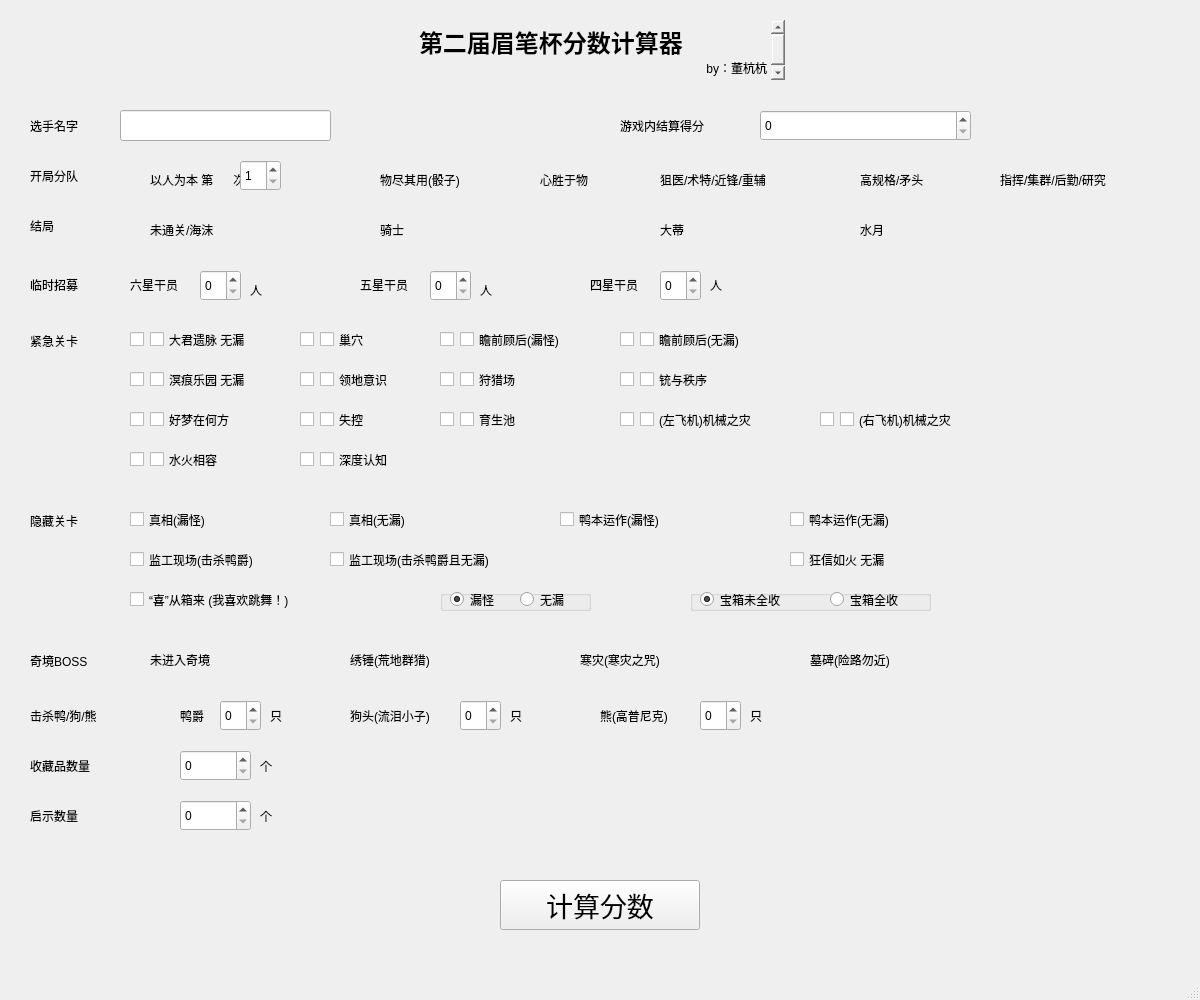
This is code/login.ui in SYadda/Arknights_Roguelike_Mizuki_Calculator as Qt 5 draws it before an edit. The edited form follows.
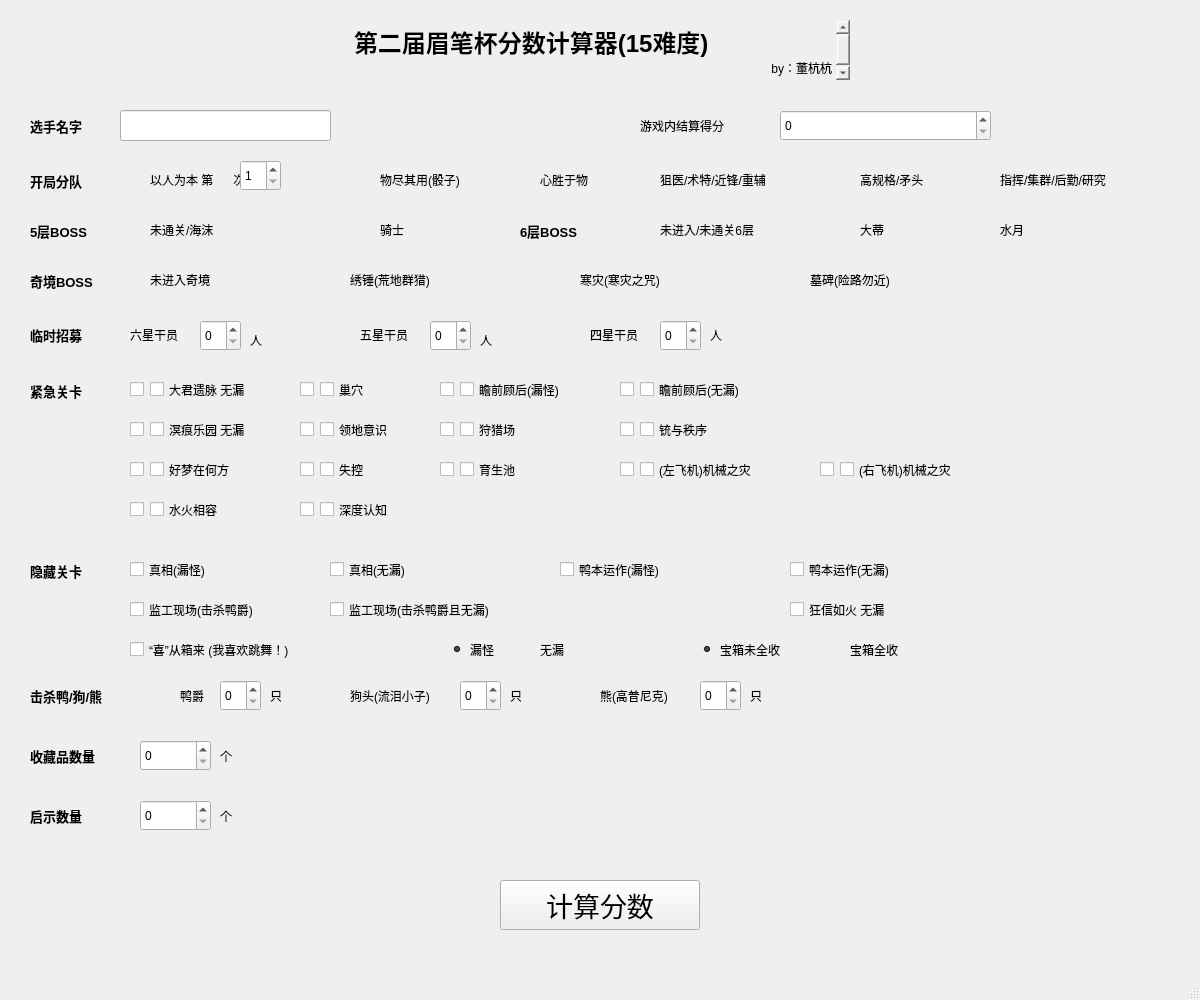
This is the edited form.

Commit message: 1.1版 添加6层BOSS“未通过”按钮

The edit to the form file:
```diff
--- a/code/login.ui
+++ b/code/login.ui
@@ -48,7 +48,7 @@
    <widget class="QLabel" name="label">
     <property name="geometry">
      <rect>
-      <x>620</x>
+      <x>640</x>
       <y>110</y>
       <width>111</width>
       <height>31</height>
@@ -62,11 +62,18 @@
     <property name="geometry">
      <rect>
       <x>30</x>
-      <y>160</y>
+      <y>170</y>
       <width>71</width>
-      <height>31</height>
+      <height>21</height>
      </rect>
     </property>
+    <property name="font">
+     <font>
+      <pointsize>10</pointsize>
+      <weight>75</weight>
+      <bold>true</bold>
+     </font>
+    </property>
     <property name="text">
      <string>开局分队</string>
     </property>
@@ -105,13 +112,20 @@
     <property name="geometry">
      <rect>
       <x>30</x>
-      <y>210</y>
+      <y>220</y>
       <width>71</width>
-      <height>31</height>
+      <height>21</height>
      </rect>
     </property>
+    <property name="font">
+     <font>
+      <pointsize>10</pointsize>
+      <weight>75</weight>
+      <bold>true</bold>
+     </font>
+    </property>
     <property name="text">
-     <string>结局</string>
+     <string>5层BOSS</string>
     </property>
    </widget>
    <widget class="QGroupBox" name="groupBox">
@@ -259,6 +273,13 @@
       <height>31</height>
      </rect>
     </property>
+    <property name="font">
+     <font>
+      <pointsize>10</pointsize>
+      <weight>75</weight>
+      <bold>true</bold>
+     </font>
+    </property>
     <property name="text">
      <string>选手名字</string>
     </property>
@@ -276,9 +297,9 @@
    <widget class="QTextBrowser" name="textBrowser">
     <property name="geometry">
      <rect>
-      <x>415</x>
+      <x>350</x>
       <y>20</y>
-      <width>370</width>
+      <width>500</width>
       <height>60</height>
      </rect>
     </property>
@@ -290,7 +311,7 @@
 &lt;html&gt;&lt;head&gt;&lt;meta name=&quot;qrichtext&quot; content=&quot;1&quot; /&gt;&lt;style type=&quot;text/css&quot;&gt;
 p, li { white-space: pre-wrap; }
 &lt;/style&gt;&lt;/head&gt;&lt;body style=&quot; font-family:'SimSun'; font-size:9pt; font-weight:400; font-style:normal;&quot;&gt;
-&lt;p style=&quot; margin-top:0px; margin-bottom:0px; margin-left:0px; margin-right:0px; -qt-block-indent:0; text-indent:0px;&quot;&gt;&lt;span style=&quot; font-size:18pt; font-weight:600;&quot;&gt;第二届眉笔杯分数计算器&lt;/span&gt;&lt;/p&gt;
+&lt;p style=&quot; margin-top:0px; margin-bottom:0px; margin-left:0px; margin-right:0px; -qt-block-indent:0; text-indent:0px;&quot;&gt;&lt;span style=&quot; font-size:18pt; font-weight:600;&quot;&gt;第二届眉笔杯分数计算器(15难度)&lt;/span&gt;&lt;/p&gt;
 &lt;p align=&quot;right&quot; style=&quot; margin-top:0px; margin-bottom:0px; margin-left:0px; margin-right:0px; -qt-block-indent:0; text-indent:0px;&quot;&gt;by：董杭杭&lt;/p&gt;&lt;/body&gt;&lt;/html&gt;</string>
     </property>
    </widget>
@@ -298,11 +319,18 @@
     <property name="geometry">
      <rect>
       <x>30</x>
-      <y>269</y>
+      <y>319</y>
       <width>71</width>
       <height>31</height>
      </rect>
     </property>
+    <property name="font">
+     <font>
+      <pointsize>10</pointsize>
+      <weight>75</weight>
+      <bold>true</bold>
+     </font>
+    </property>
     <property name="text">
      <string>临时招募</string>
     </property>
@@ -311,7 +339,7 @@
     <property name="geometry">
      <rect>
       <x>130</x>
-      <y>269</y>
+      <y>319</y>
       <width>71</width>
       <height>31</height>
      </rect>
@@ -324,7 +352,7 @@
     <property name="geometry">
      <rect>
       <x>250</x>
-      <y>279</y>
+      <y>329</y>
       <width>21</width>
       <height>21</height>
      </rect>
@@ -337,7 +365,7 @@
     <property name="geometry">
      <rect>
       <x>480</x>
-      <y>279</y>
+      <y>329</y>
       <width>21</width>
       <height>21</height>
      </rect>
@@ -350,7 +378,7 @@
     <property name="geometry">
      <rect>
       <x>360</x>
-      <y>269</y>
+      <y>319</y>
       <width>71</width>
       <height>31</height>
      </rect>
@@ -363,7 +391,7 @@
     <property name="geometry">
      <rect>
       <x>590</x>
-      <y>269</y>
+      <y>319</y>
       <width>71</width>
       <height>31</height>
      </rect>
@@ -376,7 +404,7 @@
     <property name="geometry">
      <rect>
       <x>710</x>
-      <y>269</y>
+      <y>319</y>
       <width>21</width>
       <height>31</height>
      </rect>
@@ -389,11 +417,18 @@
     <property name="geometry">
      <rect>
       <x>30</x>
-      <y>330</y>
+      <y>380</y>
       <width>71</width>
       <height>21</height>
      </rect>
     </property>
+    <property name="font">
+     <font>
+      <pointsize>10</pointsize>
+      <weight>75</weight>
+      <bold>true</bold>
+     </font>
+    </property>
     <property name="text">
      <string>紧急关卡</string>
     </property>
@@ -402,7 +437,7 @@
     <property name="geometry">
      <rect>
       <x>130</x>
-      <y>330</y>
+      <y>380</y>
       <width>21</width>
       <height>19</height>
      </rect>
@@ -418,7 +453,7 @@
     <property name="geometry">
      <rect>
       <x>150</x>
-      <y>330</y>
+      <y>380</y>
       <width>131</width>
       <height>19</height>
      </rect>
@@ -434,7 +469,7 @@
     <property name="geometry">
      <rect>
       <x>320</x>
-      <y>330</y>
+      <y>380</y>
       <width>61</width>
       <height>19</height>
      </rect>
@@ -450,7 +485,7 @@
     <property name="geometry">
      <rect>
       <x>300</x>
-      <y>330</y>
+      <y>380</y>
       <width>21</width>
       <height>19</height>
      </rect>
@@ -466,7 +501,7 @@
     <property name="geometry">
      <rect>
       <x>440</x>
-      <y>330</y>
+      <y>380</y>
       <width>21</width>
       <height>19</height>
      </rect>
@@ -482,7 +517,7 @@
     <property name="geometry">
      <rect>
       <x>460</x>
-      <y>330</y>
+      <y>380</y>
       <width>161</width>
       <height>19</height>
      </rect>
@@ -498,7 +533,7 @@
     <property name="geometry">
      <rect>
       <x>620</x>
-      <y>330</y>
+      <y>380</y>
       <width>21</width>
       <height>19</height>
      </rect>
@@ -514,7 +549,7 @@
     <property name="geometry">
      <rect>
       <x>640</x>
-      <y>330</y>
+      <y>380</y>
       <width>161</width>
       <height>19</height>
      </rect>
@@ -530,7 +565,7 @@
     <property name="geometry">
      <rect>
       <x>150</x>
-      <y>370</y>
+      <y>420</y>
       <width>131</width>
       <height>19</height>
      </rect>
@@ -546,7 +581,7 @@
     <property name="geometry">
      <rect>
       <x>130</x>
-      <y>370</y>
+      <y>420</y>
       <width>21</width>
       <height>19</height>
      </rect>
@@ -562,7 +597,7 @@
     <property name="geometry">
      <rect>
       <x>300</x>
-      <y>370</y>
+      <y>420</y>
       <width>21</width>
       <height>19</height>
      </rect>
@@ -578,7 +613,7 @@
     <property name="geometry">
      <rect>
       <x>320</x>
-      <y>370</y>
+      <y>420</y>
       <width>91</width>
       <height>19</height>
      </rect>
@@ -594,7 +629,7 @@
     <property name="geometry">
      <rect>
       <x>460</x>
-      <y>370</y>
+      <y>420</y>
       <width>91</width>
       <height>19</height>
      </rect>
@@ -610,7 +645,7 @@
     <property name="geometry">
      <rect>
       <x>440</x>
-      <y>370</y>
+      <y>420</y>
       <width>21</width>
       <height>19</height>
      </rect>
@@ -626,7 +661,7 @@
     <property name="geometry">
      <rect>
       <x>620</x>
-      <y>370</y>
+      <y>420</y>
       <width>21</width>
       <height>19</height>
      </rect>
@@ -642,7 +677,7 @@
     <property name="geometry">
      <rect>
       <x>640</x>
-      <y>370</y>
+      <y>420</y>
       <width>91</width>
       <height>19</height>
      </rect>
@@ -658,7 +693,7 @@
     <property name="geometry">
      <rect>
       <x>130</x>
-      <y>410</y>
+      <y>460</y>
       <width>21</width>
       <height>19</height>
      </rect>
@@ -674,7 +709,7 @@
     <property name="geometry">
      <rect>
       <x>150</x>
-      <y>410</y>
+      <y>460</y>
       <width>101</width>
       <height>19</height>
      </rect>
@@ -690,7 +725,7 @@
     <property name="geometry">
      <rect>
       <x>320</x>
-      <y>410</y>
+      <y>460</y>
       <width>71</width>
       <height>19</height>
      </rect>
@@ -706,7 +741,7 @@
     <property name="geometry">
      <rect>
       <x>300</x>
-      <y>410</y>
+      <y>460</y>
       <width>21</width>
       <height>19</height>
      </rect>
@@ -722,7 +757,7 @@
     <property name="geometry">
      <rect>
       <x>440</x>
-      <y>410</y>
+      <y>460</y>
       <width>21</width>
       <height>19</height>
      </rect>
@@ -738,7 +773,7 @@
     <property name="geometry">
      <rect>
       <x>460</x>
-      <y>410</y>
+      <y>460</y>
       <width>71</width>
       <height>19</height>
      </rect>
@@ -754,7 +789,7 @@
     <property name="geometry">
      <rect>
       <x>620</x>
-      <y>410</y>
+      <y>460</y>
       <width>21</width>
       <height>19</height>
      </rect>
@@ -770,7 +805,7 @@
     <property name="geometry">
      <rect>
       <x>640</x>
-      <y>410</y>
+      <y>460</y>
       <width>151</width>
       <height>19</height>
      </rect>
@@ -786,7 +821,7 @@
     <property name="geometry">
      <rect>
       <x>820</x>
-      <y>410</y>
+      <y>460</y>
       <width>21</width>
       <height>19</height>
      </rect>
@@ -802,7 +837,7 @@
     <property name="geometry">
      <rect>
       <x>840</x>
-      <y>410</y>
+      <y>460</y>
       <width>151</width>
       <height>19</height>
      </rect>
@@ -818,7 +853,7 @@
     <property name="geometry">
      <rect>
       <x>130</x>
-      <y>450</y>
+      <y>500</y>
       <width>21</width>
       <height>19</height>
      </rect>
@@ -834,7 +869,7 @@
     <property name="geometry">
      <rect>
       <x>150</x>
-      <y>450</y>
+      <y>500</y>
       <width>101</width>
       <height>19</height>
      </rect>
@@ -850,7 +885,7 @@
     <property name="geometry">
      <rect>
       <x>300</x>
-      <y>450</y>
+      <y>500</y>
       <width>21</width>
       <height>19</height>
      </rect>
@@ -866,7 +901,7 @@
     <property name="geometry">
      <rect>
       <x>320</x>
-      <y>450</y>
+      <y>500</y>
       <width>101</width>
       <height>19</height>
      </rect>
@@ -882,11 +917,18 @@
     <property name="geometry">
      <rect>
       <x>30</x>
-      <y>510</y>
+      <y>560</y>
       <width>71</width>
       <height>21</height>
      </rect>
     </property>
+    <property name="font">
+     <font>
+      <pointsize>10</pointsize>
+      <weight>75</weight>
+      <bold>true</bold>
+     </font>
+    </property>
     <property name="text">
      <string>隐藏关卡</string>
     </property>
@@ -895,7 +937,7 @@
     <property name="geometry">
      <rect>
       <x>130</x>
-      <y>510</y>
+      <y>560</y>
       <width>101</width>
       <height>19</height>
      </rect>
@@ -911,7 +953,7 @@
     <property name="geometry">
      <rect>
       <x>330</x>
-      <y>510</y>
+      <y>560</y>
       <width>101</width>
       <height>19</height>
      </rect>
@@ -927,7 +969,7 @@
     <property name="geometry">
      <rect>
       <x>790</x>
-      <y>550</y>
+      <y>600</y>
       <width>131</width>
       <height>19</height>
      </rect>
@@ -943,7 +985,7 @@
     <property name="geometry">
      <rect>
       <x>560</x>
-      <y>510</y>
+      <y>560</y>
       <width>141</width>
       <height>19</height>
      </rect>
@@ -959,7 +1001,7 @@
     <property name="geometry">
      <rect>
       <x>790</x>
-      <y>510</y>
+      <y>560</y>
       <width>141</width>
       <height>19</height>
      </rect>
@@ -975,7 +1017,7 @@
     <property name="geometry">
      <rect>
       <x>130</x>
-      <y>550</y>
+      <y>600</y>
       <width>171</width>
       <height>19</height>
      </rect>
@@ -991,7 +1033,7 @@
     <property name="geometry">
      <rect>
       <x>330</x>
-      <y>550</y>
+      <y>600</y>
       <width>211</width>
       <height>19</height>
      </rect>
@@ -1007,7 +1049,7 @@
     <property name="geometry">
      <rect>
       <x>130</x>
-      <y>590</y>
+      <y>640</y>
       <width>241</width>
       <height>19</height>
      </rect>
@@ -1023,11 +1065,14 @@
     <property name="geometry">
      <rect>
       <x>440</x>
-      <y>590</y>
+      <y>640</y>
       <width>151</width>
       <height>21</height>
      </rect>
     </property>
+    <property name="styleSheet">
+     <string notr="true">background:transparent;border-width:0;border-style:outset</string>
+    </property>
     <property name="title">
      <string/>
     </property>
@@ -1065,11 +1110,14 @@
     <property name="geometry">
      <rect>
       <x>690</x>
-      <y>590</y>
+      <y>640</y>
       <width>241</width>
       <height>21</height>
      </rect>
     </property>
+    <property name="styleSheet">
+     <string notr="true">background:transparent;border-width:0;border-style:outset</string>
+    </property>
     <property name="title">
      <string/>
     </property>
@@ -1107,11 +1155,18 @@
     <property name="geometry">
      <rect>
       <x>30</x>
-      <y>650</y>
-      <width>71</width>
+      <y>270</y>
+      <width>81</width>
       <height>21</height>
      </rect>
     </property>
+    <property name="font">
+     <font>
+      <pointsize>10</pointsize>
+      <weight>75</weight>
+      <bold>true</bold>
+     </font>
+    </property>
     <property name="text">
      <string>奇境BOSS</string>
     </property>
@@ -1120,11 +1175,18 @@
     <property name="geometry">
      <rect>
       <x>30</x>
-      <y>700</y>
-      <width>101</width>
+      <y>680</y>
+      <width>111</width>
       <height>31</height>
      </rect>
     </property>
+    <property name="font">
+     <font>
+      <pointsize>10</pointsize>
+      <weight>75</weight>
+      <bold>true</bold>
+     </font>
+    </property>
     <property name="text">
      <string>击杀鸭/狗/熊</string>
     </property>
@@ -1133,7 +1195,7 @@
     <property name="geometry">
      <rect>
       <x>270</x>
-      <y>700</y>
+      <y>680</y>
       <width>21</width>
       <height>31</height>
      </rect>
@@ -1146,7 +1208,7 @@
     <property name="geometry">
      <rect>
       <x>180</x>
-      <y>700</y>
+      <y>680</y>
       <width>41</width>
       <height>31</height>
      </rect>
@@ -1159,7 +1221,7 @@
     <property name="geometry">
      <rect>
       <x>510</x>
-      <y>700</y>
+      <y>680</y>
       <width>21</width>
       <height>31</height>
      </rect>
@@ -1172,7 +1234,7 @@
     <property name="geometry">
      <rect>
       <x>350</x>
-      <y>700</y>
+      <y>680</y>
       <width>111</width>
       <height>31</height>
      </rect>
@@ -1185,7 +1247,7 @@
     <property name="geometry">
      <rect>
       <x>600</x>
-      <y>700</y>
+      <y>680</y>
       <width>111</width>
       <height>31</height>
      </rect>
@@ -1198,7 +1260,7 @@
     <property name="geometry">
      <rect>
       <x>750</x>
-      <y>700</y>
+      <y>680</y>
       <width>21</width>
       <height>31</height>
      </rect>
@@ -1211,11 +1273,18 @@
     <property name="geometry">
      <rect>
       <x>30</x>
-      <y>750</y>
+      <y>740</y>
       <width>91</width>
       <height>31</height>
      </rect>
     </property>
+    <property name="font">
+     <font>
+      <pointsize>10</pointsize>
+      <weight>75</weight>
+      <bold>true</bold>
+     </font>
+    </property>
     <property name="text">
      <string>收藏品数量</string>
     </property>
@@ -1223,8 +1292,8 @@
    <widget class="QLabel" name="label_23">
     <property name="geometry">
      <rect>
-      <x>260</x>
-      <y>750</y>
+      <x>220</x>
+      <y>740</y>
       <width>21</width>
       <height>31</height>
      </rect>
@@ -1236,7 +1305,7 @@
    <widget class="QLabel" name="label_24">
     <property name="geometry">
      <rect>
-      <x>260</x>
+      <x>220</x>
       <y>800</y>
       <width>21</width>
       <height>31</height>
@@ -1255,6 +1324,13 @@
       <height>31</height>
      </rect>
     </property>
+    <property name="font">
+     <font>
+      <pointsize>10</pointsize>
+      <weight>75</weight>
+      <bold>true</bold>
+     </font>
+    </property>
     <property name="text">
      <string>启示数量</string>
     </property>
@@ -1263,7 +1339,7 @@
     <property name="geometry">
      <rect>
       <x>200</x>
-      <y>270</y>
+      <y>320</y>
       <width>41</width>
       <height>31</height>
      </rect>
@@ -1273,7 +1349,7 @@
     <property name="geometry">
      <rect>
       <x>430</x>
-      <y>270</y>
+      <y>320</y>
       <width>41</width>
       <height>31</height>
      </rect>
@@ -1283,7 +1359,7 @@
     <property name="geometry">
      <rect>
       <x>660</x>
-      <y>270</y>
+      <y>320</y>
       <width>41</width>
       <height>31</height>
      </rect>
@@ -1293,7 +1369,7 @@
     <property name="geometry">
      <rect>
       <x>220</x>
-      <y>700</y>
+      <y>680</y>
       <width>41</width>
       <height>31</height>
      </rect>
@@ -1303,7 +1379,7 @@
     <property name="geometry">
      <rect>
       <x>460</x>
-      <y>700</y>
+      <y>680</y>
       <width>41</width>
       <height>31</height>
      </rect>
@@ -1313,7 +1389,7 @@
     <property name="geometry">
      <rect>
       <x>700</x>
-      <y>700</y>
+      <y>680</y>
       <width>41</width>
       <height>31</height>
      </rect>
@@ -1322,8 +1398,8 @@
    <widget class="QSpinBox" name="sb_9">
     <property name="geometry">
      <rect>
-      <x>180</x>
-      <y>750</y>
+      <x>140</x>
+      <y>740</y>
       <width>71</width>
       <height>31</height>
      </rect>
@@ -1332,7 +1408,7 @@
    <widget class="QSpinBox" name="sb_10">
     <property name="geometry">
      <rect>
-      <x>180</x>
+      <x>140</x>
       <y>800</y>
       <width>71</width>
       <height>31</height>
@@ -1342,7 +1418,7 @@
    <widget class="QSpinBox" name="sb_1">
     <property name="geometry">
      <rect>
-      <x>760</x>
+      <x>780</x>
       <y>110</y>
       <width>211</width>
       <height>31</height>
@@ -1372,7 +1448,7 @@
     <property name="geometry">
      <rect>
       <x>120</x>
-      <y>640</y>
+      <y>260</y>
       <width>1051</width>
       <height>31</height>
      </rect>
@@ -1439,9 +1515,9 @@
    <widget class="QGroupBox" name="groupBox_6">
     <property name="geometry">
      <rect>
-      <x>630</x>
+      <x>620</x>
       <y>210</y>
-      <width>351</width>
+      <width>541</width>
       <height>31</height>
      </rect>
     </property>
@@ -1454,7 +1530,7 @@
     <widget class="QRadioButton" name="rb_10">
      <property name="geometry">
       <rect>
-       <x>10</x>
+       <x>220</x>
        <y>10</y>
        <width>71</width>
        <height>19</height>
@@ -1467,7 +1543,7 @@
     <widget class="QRadioButton" name="rb_11">
      <property name="geometry">
       <rect>
-       <x>210</x>
+       <x>360</x>
        <y>10</y>
        <width>61</width>
        <height>19</height>
@@ -1477,6 +1553,39 @@
       <string>水月</string>
      </property>
     </widget>
+    <widget class="QRadioButton" name="rb_20">
+     <property name="geometry">
+      <rect>
+       <x>20</x>
+       <y>10</y>
+       <width>161</width>
+       <height>19</height>
+      </rect>
+     </property>
+     <property name="text">
+      <string>未进入/未通关6层</string>
+     </property>
+    </widget>
+   </widget>
+   <widget class="QLabel" name="label_26">
+    <property name="geometry">
+     <rect>
+      <x>520</x>
+      <y>220</y>
+      <width>71</width>
+      <height>21</height>
+     </rect>
+    </property>
+    <property name="font">
+     <font>
+      <pointsize>10</pointsize>
+      <weight>75</weight>
+      <bold>true</bold>
+     </font>
+    </property>
+    <property name="text">
+     <string>6层BOSS</string>
+    </property>
    </widget>
   </widget>
   <widget class="QStatusBar" name="statusbar"/>
```
The commit also changes 2 other files.
